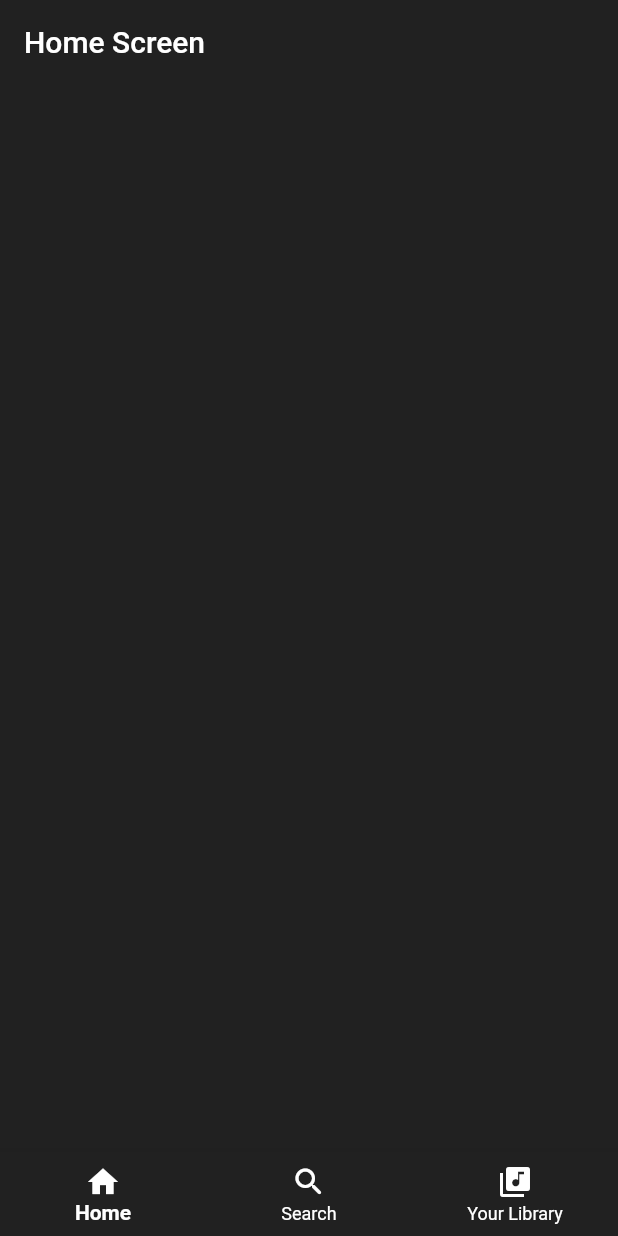
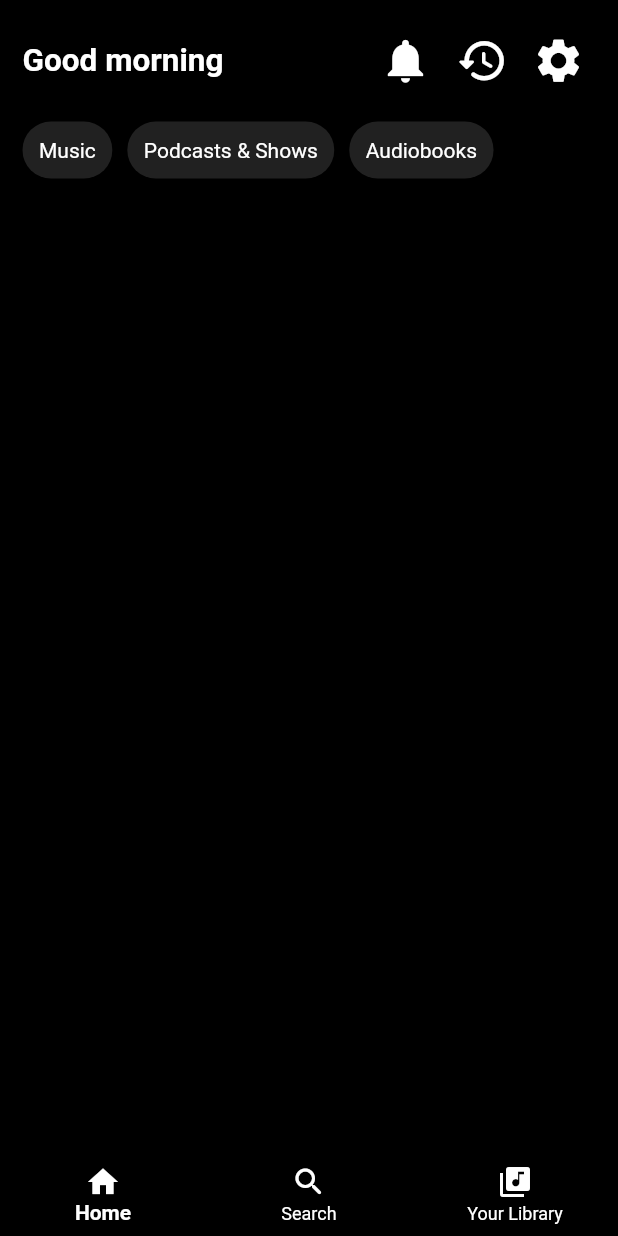
Before and after one commit to GustavoRassi/Lyrico, a Flutter app: the screen it shows after launch, on a phone screen of 412 x 824 dp. Run offline on Flutter 3.47's test engine with Material 2 defaults, Android fonts, the phone set to English and light mode, and no system bars; missing offline and left inert: dart:ffi.

Commit message:
Added welcome message, util icons & tags

```diff
--- a/lib/Pages/home_page.dart
+++ b/lib/Pages/home_page.dart
@@ -1,4 +1,5 @@
 import 'package:flutter/material.dart';
+import 'package:spotify_app/Utilities/tag.dart';
 
 class Home_page extends StatefulWidget {
   const Home_page({super.key});
@@ -11,11 +12,74 @@ class _Home_pageState extends State<Home_page> {
   @override
   Widget build(BuildContext context) {
     return Scaffold(
-      appBar: AppBar(
-        title: Text("Home Screen"),
-        backgroundColor: Colors.transparent,
-        elevation: 0
-      ),
+      // Main content displayed on the screen
+      // SafeArea will ensure that notches or anything else don't
+      // cover any content.
+      body: SafeArea(
+        child: Padding(
+          // Space between the content and the screen edges
+          padding: const EdgeInsets.only(top: 15, right: 15, left: 15),
+          child: ListView(
+            children: [
+              // ⁡⁢⁢⁡⁢⁢⁢1st⁡⁡ index
+              // Elements:
+              // - Welcome message
+              // - Icons: notifications, recently played & settings
+              Row(
+                children: [
+                  Text(
+                    "Good morning",
+                    style: TextStyle(
+                      color: Colors.white,
+                      fontWeight: FontWeight.bold,
+                      fontSize: 21
+                    )
+                  ),
+                  SizedBox(width: 96),
+                  IconButton(
+                    onPressed: () {
+
+                    },
+                    icon: Icon(Icons.notifications),
+                    iconSize: 35,
+                    color: Colors.white
+                  ),
+                  IconButton(
+                    onPressed: () {
+
+                    },
+                    icon: Icon(Icons.history_rounded),
+                    iconSize: 35,
+                    color: Colors.white
+                  ),
+                  IconButton(
+                    onPressed: () {
+
+                    },
+                    icon: Icon(Icons.settings),
+                    iconSize: 35,
+                    color: Colors.white
+                  )
+                ],
+              ),
+              // Space between the elements
+              SizedBox(height: 15),
+              // ⁡⁢⁢⁢2nd⁡ index
+              // Elements:
+              // - Tags: Music, Podcasts & Shows, Audiobooks
+              //         Created a class for the widget structure to simply call it
+              //         everytime we need it.
+              Row(
+                children: [
+                  TagWidget(tag_name: "Music"),
+                  TagWidget(tag_name: "Podcasts & Shows"),
+                  TagWidget(tag_name: "Audiobooks")
+                ]
+              )
+            ],
+          ),
+        ),
+      )
     );
   }
 }
--- /dev/null
+++ b/lib/Utilities/tag.dart
@@ -0,0 +1,39 @@
+import 'dart:ffi';
+
+import 'package:flutter/material.dart';
+
+class TagWidget extends StatelessWidget {
+  const TagWidget({required this.tag_name});
+
+  final String tag_name;
+
+  @override
+  Widget build(BuildContext context) {
+    return Padding(
+      padding: const EdgeInsets.only(right: 10),
+      child: GestureDetector(
+        onTap:() {
+          null;
+        },
+        child: Container(
+          // Padding: Space between the text and container
+          child: Padding(
+            padding: const EdgeInsets.all(11),
+            child: Text(
+              tag_name,
+              style: TextStyle(
+                color: Colors.white
+              )
+            ),
+          ),
+          // Set border radius and color of container
+          decoration: BoxDecoration(
+            borderRadius: BorderRadius.circular(20),
+            color: Colors.grey[900]
+          )
+        ),
+
+      ),
+    );
+  }
+}
--- a/lib/main.dart
+++ b/lib/main.dart
@@ -27,7 +27,7 @@ class MyApp extends StatelessWidget {
         // or simply save your changes to "hot reload" in a Flutter IDE).
         // Notice that the counter didn't reset back to zero; the application
         // is not restarted.
-        scaffoldBackgroundColor: Colors.grey[900],
+        scaffoldBackgroundColor: Colors.black,
       ),
       home: BottomNavBarProvider(),
       debugShowCheckedModeBanner: false,
@@ -35,6 +35,9 @@ class MyApp extends StatelessWidget {
   }
 }
 
+// This class is created for the bottom navigation bar.
+// it allows you to keep the navigation bar always displayed
+// on every screen/page.
 class BottomNavBarProvider extends StatefulWidget {
   const BottomNavBarProvider({super.key});
 
@@ -97,7 +100,8 @@ class _BottomNavBarProviderState extends State<BottomNavBarProvider> {
         },
 
         // ⁡⁢⁢⁢Navigation bar background color⁡
-        backgroundColor: Colors.grey[900],
+        backgroundColor: Colors.transparent,
+        elevation: 0,
         //=========================================
       ),
 
```
